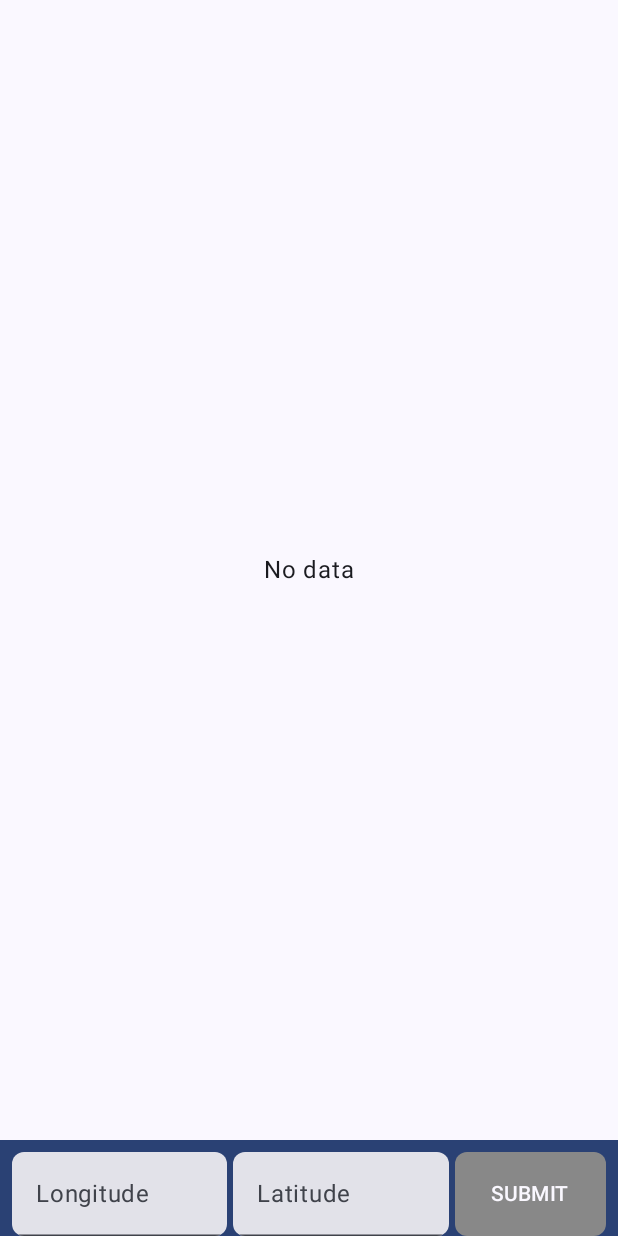
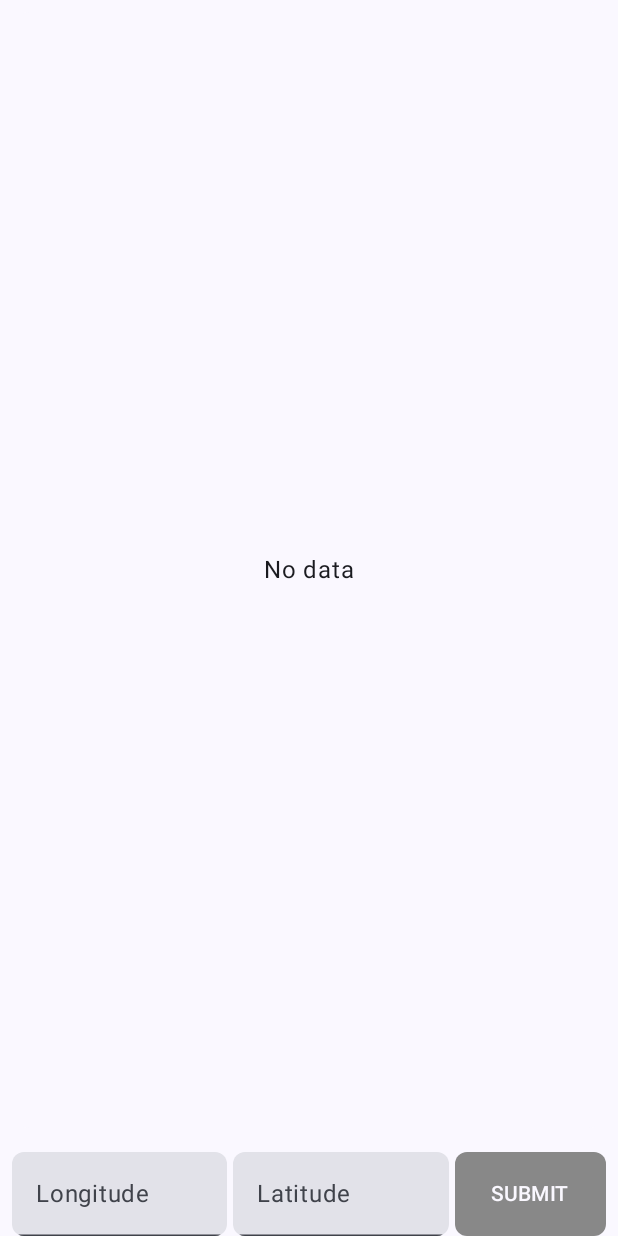
Before and after one commit to simonfridh/Android_WeatherApp, an Android app built with Jetpack Compose: the screen it shows after launch (MainActivity), on a phone screen of 412 x 824 dp. Run offline under Robolectric (Android 15) with nearby library versions, the phone set to English and light mode, and no system bars; our stand-ins replace Dagger/Hilt's generated code, Room's generated code.

Commit message:
UI update

```diff
--- a/app/src/main/java/com/example/weather/MainActivity.kt
+++ b/app/src/main/java/com/example/weather/MainActivity.kt
@@ -29,7 +29,7 @@ class MainActivity : ComponentActivity() {
             WeatherTheme {
                 Surface(
                     modifier = Modifier.fillMaxSize(),
-                    color = MaterialTheme.colorScheme.background
+                    color = MaterialTheme.colorScheme.primary
                 ) {
 
                     val viewModel = hiltViewModel<WeatherVM>()
--- a/app/src/main/java/com/example/weather/ui/components/LongitudeLatitudeBar.kt
+++ b/app/src/main/java/com/example/weather/ui/components/LongitudeLatitudeBar.kt
@@ -47,8 +47,7 @@ fun LongitudeLatitudeBar(
     ) {
         Row(
             modifier = Modifier
-                .widthIn(max = 500.dp) //Max width of this component is 500dp
-                .padding(8.dp, 8.dp,8.dp,0.dp),
+                .widthIn(max = 500.dp), //Max width of this component is 500dp
             horizontalArrangement = Arrangement.SpaceEvenly,
             verticalAlignment = Alignment.CenterVertically
         ) {
--- a/app/src/main/java/com/example/weather/ui/screens/HomeScreen.kt
+++ b/app/src/main/java/com/example/weather/ui/screens/HomeScreen.kt
@@ -14,6 +14,9 @@ import androidx.compose.foundation.layout.fillMaxSize
 import androidx.compose.foundation.layout.fillMaxWidth
 import androidx.compose.foundation.layout.height
 import androidx.compose.foundation.layout.padding
+import androidx.compose.foundation.shape.RoundedCornerShape
+import androidx.compose.material3.Card
+import androidx.compose.material3.CardDefaults
 import androidx.compose.material3.MaterialTheme
 import androidx.compose.material3.Scaffold
 import androidx.compose.material3.SnackbarDuration
@@ -72,7 +75,7 @@ fun HomeScreen(
             Box(
                 modifier = Modifier
                     .fillMaxSize()
-                    .padding(top = 12.dp),
+                    .padding(top = 16.dp),
                 contentAlignment = Alignment.TopCenter
             ) {
                 SnackbarHost(snackBarHostState)
@@ -84,15 +87,18 @@ fun HomeScreen(
         if(orientation == Configuration.ORIENTATION_PORTRAIT) {
             Column(
                 modifier = Modifier
-                    .background(MaterialTheme.colorScheme.primary)
                     .padding(paddingValues = padding),
                 horizontalAlignment = Alignment.CenterHorizontally
             ) {
-                Box(modifier = Modifier
-                    .weight(1f)
-                    .fillMaxWidth()
-                    .background(MaterialTheme.colorScheme.background)
-                    .padding(horizontal = 8.dp)
+                Card(
+                    modifier = Modifier
+                        .weight(1f)
+                        .fillMaxWidth()
+                        .padding(8.dp),
+                    shape = RoundedCornerShape(12.dp),
+                    colors = CardDefaults.cardColors(
+                        containerColor = MaterialTheme.colorScheme.background
+                    )
                 ) {
                     if(weatherState.forecast != null) {
                         WeatherList(
@@ -109,22 +115,20 @@ fun HomeScreen(
                     }
                 }
 
-                LongitudeLatitudeBar(vm::getForecast)
+                LongitudeLatitudeBar(
+                    onSubmit = vm::getForecast,
+                    modifier = Modifier.padding(8.dp,8.dp,8.dp,0.dp)
+                )
             }
         }
 
         //LANDSCAPE MODE
         if(orientation == Configuration.ORIENTATION_LANDSCAPE) {
-            Column(
-                modifier = Modifier
-                    .background(MaterialTheme.colorScheme.primary)
-                    .padding(paddingValues = padding)
-            ) {
+            Column(modifier = Modifier.padding(paddingValues = padding)) {
                 Row(
                     modifier = Modifier
                         .weight(1f)
-                        .fillMaxSize()
-                        .background(MaterialTheme.colorScheme.background),
+                        .fillMaxSize(),
                     verticalAlignment = Alignment.Top
                 ) {
                     if(weatherState.forecast != null){
@@ -147,11 +151,15 @@ fun HomeScreen(
                             )
                         }
                         //RIGHT SIDE
-                        Column(
+                        Card(
                             modifier = Modifier
                                 .weight(0.60f)
                                 .fillMaxSize()
-                                .padding(8.dp,8.dp,8.dp,0.dp)
+                                .padding(8.dp),
+                            shape = RoundedCornerShape(12.dp),
+                            colors = CardDefaults.cardColors(
+                                containerColor = MaterialTheme.colorScheme.background
+                            )
                         ) {
                             WeatherList(weatherState) {}
                         }
@@ -169,10 +177,11 @@ fun HomeScreen(
                         }
                     }
                 }
-                Row(
-                    modifier = Modifier.fillMaxWidth()
-                ) {
-                    LongitudeLatitudeBar(vm::getForecast)
+                Row(modifier = Modifier.fillMaxWidth()) {
+                    LongitudeLatitudeBar(
+                        onSubmit = vm::getForecast,
+                        modifier = Modifier.padding(8.dp,8.dp,8.dp,0.dp)
+                    )
                 }
             }
         }
```
Also changed, not shown: app/src/main/java/com/example/weather/ui/components/WeatherList.kt (+1 -6 lines).
